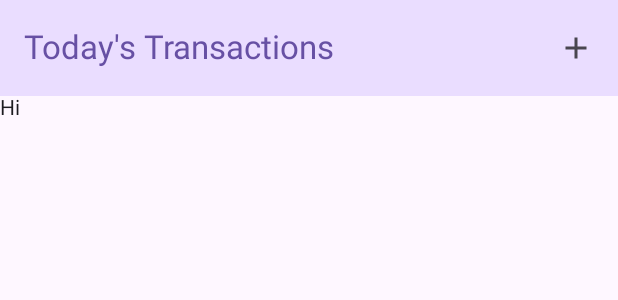
After one commit to hadinajafi/Android_Composable_PlayGround, an Android app built with Jetpack Compose: the @Preview function OverviewScreen, on a phone screen of 412 x 824 dp. The commit adds this screen. Shown: the top 300 px of the screen. Run offline under Robolectric (Android 15) with nearby library versions, the phone set to English and light mode, and no system bars.

Commit message:
Add overview screen composable component

```diff
--- /dev/null
+++ b/app/src/main/java/com/example/moneymanager/ui/home/OverviewScreen.kt
@@ -0,0 +1,88 @@
+package com.example.moneymanager.ui.home
+
+import androidx.compose.foundation.layout.Column
+import androidx.compose.foundation.layout.fillMaxWidth
+import androidx.compose.foundation.layout.padding
+import androidx.compose.foundation.lazy.LazyColumn
+import androidx.compose.foundation.lazy.LazyListState
+import androidx.compose.foundation.lazy.items
+import androidx.compose.material.icons.Icons
+import androidx.compose.material.icons.filled.Add
+import androidx.compose.material3.ExperimentalMaterial3Api
+import androidx.compose.material3.Icon
+import androidx.compose.material3.IconButton
+import androidx.compose.material3.MaterialTheme
+import androidx.compose.material3.Scaffold
+import androidx.compose.material3.Text
+import androidx.compose.material3.TopAppBar
+import androidx.compose.material3.TopAppBarDefaults
+import androidx.compose.runtime.Composable
+import androidx.compose.ui.Modifier
+import androidx.compose.ui.tooling.preview.Preview
+import com.example.moneymanager.models.Transaction
+import java.util.UUID
+
+
+@OptIn(ExperimentalMaterial3Api::class)
+@Composable
+@Preview
+fun OverviewScreen() {
+    val scrollBehavior = TopAppBarDefaults.enterAlwaysScrollBehavior()
+    Scaffold(
+        topBar = {
+            TopAppBar(
+                title = { Text(text = "Today's Transactions") },
+                colors = TopAppBarDefaults.topAppBarColors(
+                    containerColor = MaterialTheme.colorScheme.primaryContainer,
+                    titleContentColor = MaterialTheme.colorScheme.primary
+                ),
+                actions = {
+                    IconButton(onClick = {}) {
+                        Icon(
+                            imageVector = Icons.Filled.Add,
+                            contentDescription = "Add new transaction"
+                        )
+                    }
+                },
+                scrollBehavior = scrollBehavior
+            )
+        }
+    ) {
+//        TransactionContent(
+//            modifier = Modifier
+//                .padding(it)
+//                .fillMaxWidth(),
+//            transactions = listOf(
+//                Transaction(UUID.randomUUID(), "Title", "description", 203.34F),
+//                Transaction(UUID.randomUUID(), "Title 2", "desc", 20.21F)
+//            )
+//        )
+        TransactionContent(transactions = emptyList(), modifier = Modifier.padding(it))
+    }
+}
+
+@Composable
+private fun TransactionContent(
+    transactions: List<Transaction>,
+    modifier: Modifier = Modifier
+) {
+    LazyColumn(modifier = modifier) {
+//        this.items(transactions) { transaction ->
+//            TransactionItem(transaction = transaction)
+//        }
+        item { Text(text = "Hi") }
+    }
+}
+
+@Composable
+fun TransactionItem(
+    transaction: Transaction
+) {
+    Column(
+        modifier = Modifier
+            .padding()
+            .fillMaxWidth()
+    ) {
+        Text(text = transaction.title)
+    }
+}
--- a/build.gradle.kts
+++ b/build.gradle.kts
@@ -1,5 +1,5 @@
 // Top-level build file where you can add configuration options common to all sub-projects/modules.
 plugins {
     id("com.android.application") version "8.2.1" apply false
-    id("org.jetbrains.kotlin.android") version "1.9.10" apply false
+    id("org.jetbrains.kotlin.android") version "1.9.20" apply false
 }
```
Also changed, not shown: app/build.gradle.kts (+4 -4 lines), app/src/main/java/com/example/moneymanager/MainActivity.kt (+10 -26 lines).
